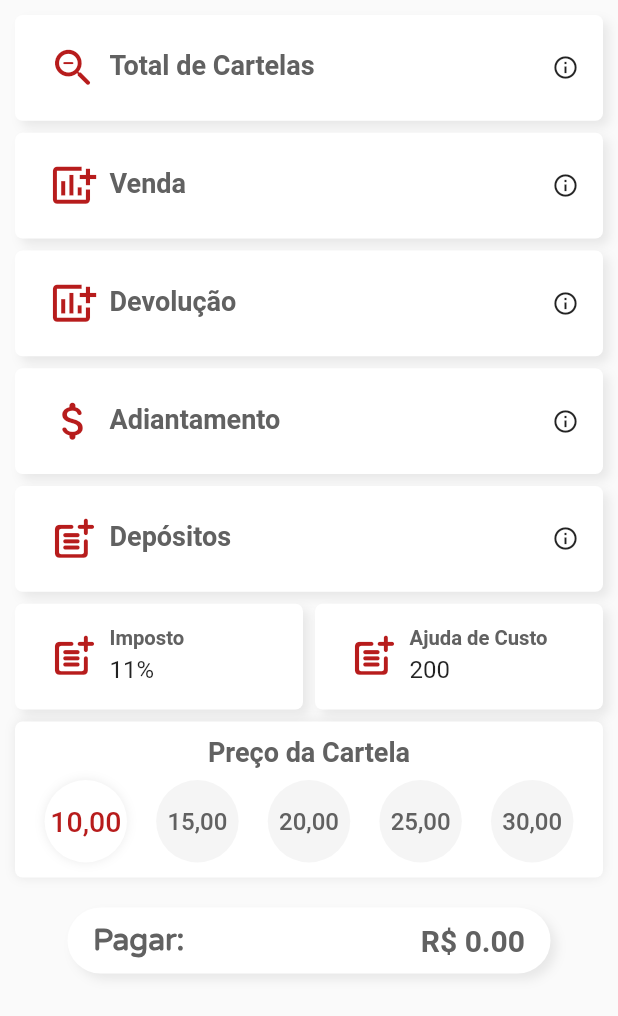
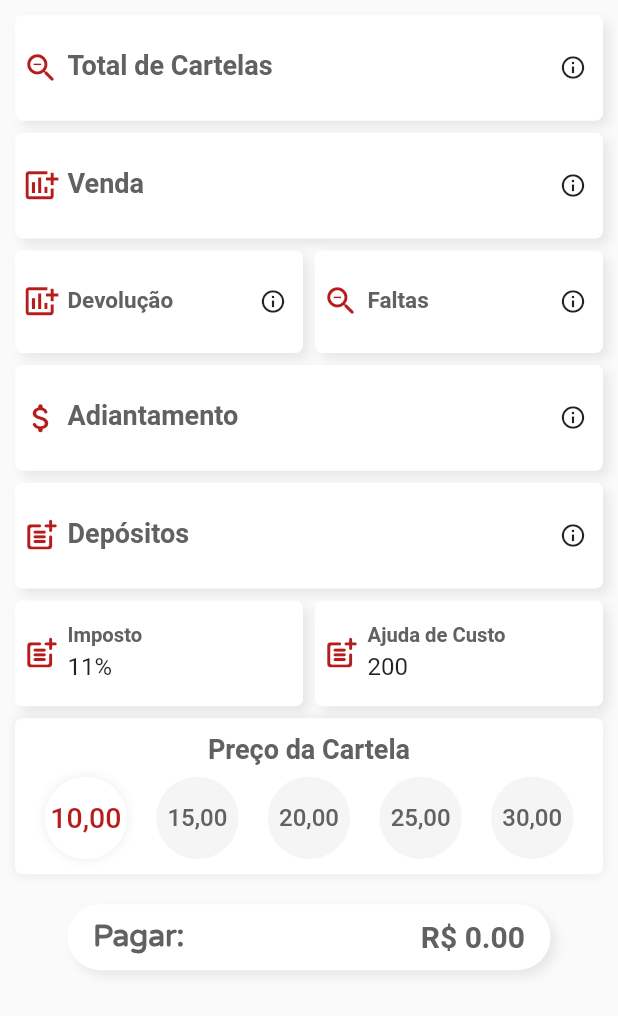
Before and after one commit to JoaoPaulo-Macedo/sales_accounting_app, a Flutter app: the screen it shows after launch, on a phone screen of 412 x 824 dp. Shown: the top 1016 px of the screen. Run offline on Flutter 3.47's test engine with Material 2 defaults, Android fonts, the phone set to English and light mode, and no system bars.

Commit message:
ADD missing cards field

```diff
--- a/lib/main.dart
+++ b/lib/main.dart
@@ -38,7 +38,7 @@ class MyHomePage extends StatefulWidget {
 class _MyHomePageState extends State<MyHomePage> {
   final double spacing = 8;
   final double fontSize = 18;
-  final double iconSize = 33;
+  final double iconSize = 25;
   final FocusNode saleFocus = FocusNode();
   final FocusNode devolutionFocus = FocusNode();
   final FocusNode missingFocus = FocusNode();
@@ -103,14 +103,34 @@ class _MyHomePageState extends State<MyHomePage> {
                       ),
                     ),
                     SizedBox(height: spacing),
-                    _textFieldCard(
+                    Row(
+                      children: [
+                        Expanded(
+                          child: _textFieldCard(
                             title: 'Devolução',
+                            fieldFontSize: 15,
                             prefixIcon: Icons.add_chart,
                             controller: devolutionController,
                             focus: devolutionFocus,
                             cardInfo: AppInfoIcon(
                               text: 'Informe o total de cartelas devolvidas.',
                             ),
+                          ),
+                        ),
+                        SizedBox(width: spacing),
+                        Expanded(
+                          child: _textFieldCard(
+                            title: 'Faltas',
+                            fieldFontSize: 15,
+                            prefixIcon: Icons.zoom_out_rounded,
+                            controller: devolutionController,
+                            focus: devolutionFocus,
+                            cardInfo: AppInfoIcon(
+                              text: 'Informe o total de cartelas devolvidas.',
+                            ),
+                          ),
+                        ),
+                      ],
                     ),
                     SizedBox(height: spacing),
                     _textFieldCard(
@@ -199,19 +219,27 @@ class _MyHomePageState extends State<MyHomePage> {
     @required FocusNode focus,
     bool readOnly = false, //remove
     bool formatAsMoney = false,
+    double fieldFontSize,
     IconData prefixIcon,
     AppInfoIcon cardInfo, //remove
     var function, //remove
   }) {
+
     return GestureDetector(
       child: Container(
         decoration: AppDecoration.of(context).appTextBoxDecoration,
         child: Padding(
-          padding: const EdgeInsets.fromLTRB(15, 5, 5, 5),
+          padding: const EdgeInsets.fromLTRB(5, 5, 0, 5),
           child: Row(
             mainAxisAlignment: MainAxisAlignment.start,
             crossAxisAlignment: CrossAxisAlignment.center,
             children: [
+              Icon(
+                prefixIcon,
+                color: appColors.redColor,
+                size: iconSize,
+              ),
+              SizedBox(width: 5),
               Expanded(
                 child: TextField(
                   readOnly: readOnly,
@@ -222,14 +250,9 @@ class _MyHomePageState extends State<MyHomePage> {
                     border: InputBorder.none,
                     labelText: title,
                     labelStyle: TextStyle(
-                      fontSize: fontSize,
+                      fontSize: fieldFontSize ?? fontSize,
                       color: appColors.greyColor,
                       fontWeight: FontWeight.bold,
-                    ),
-                    prefixIcon: Icon(
-                      prefixIcon,
-                      color: appColors.redColor,
-                      size: iconSize,
                     ),
                   ),
                   cursorColor: Colors.black,
```
Lines whose indentation alone changed are shown as unchanged.
